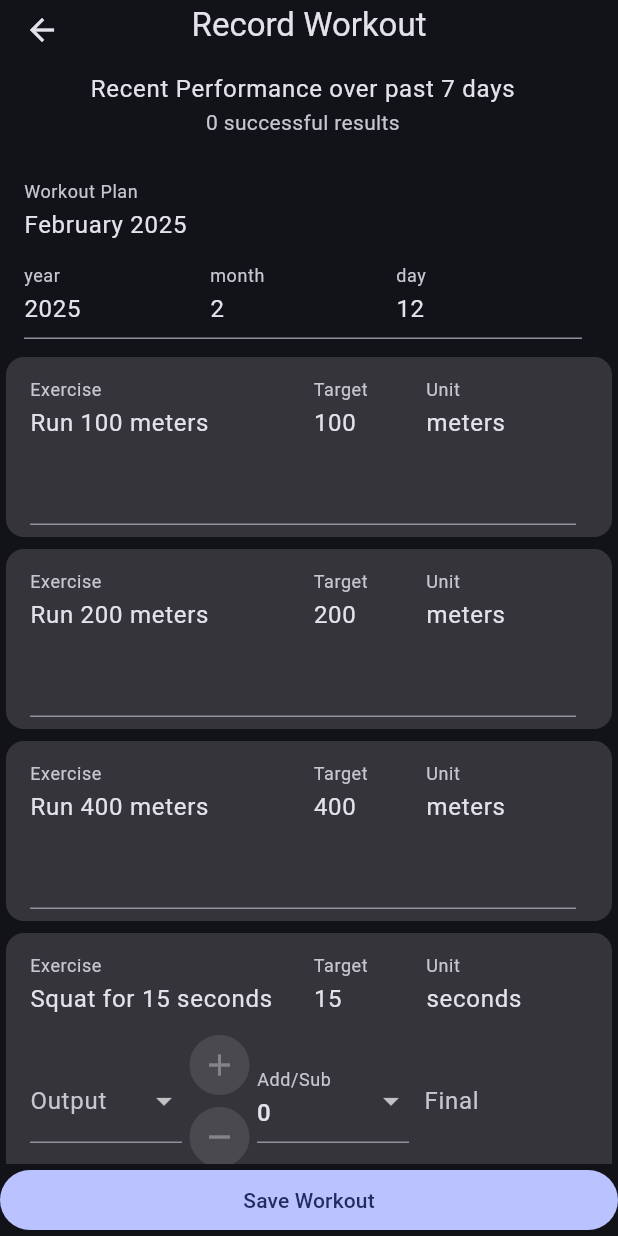
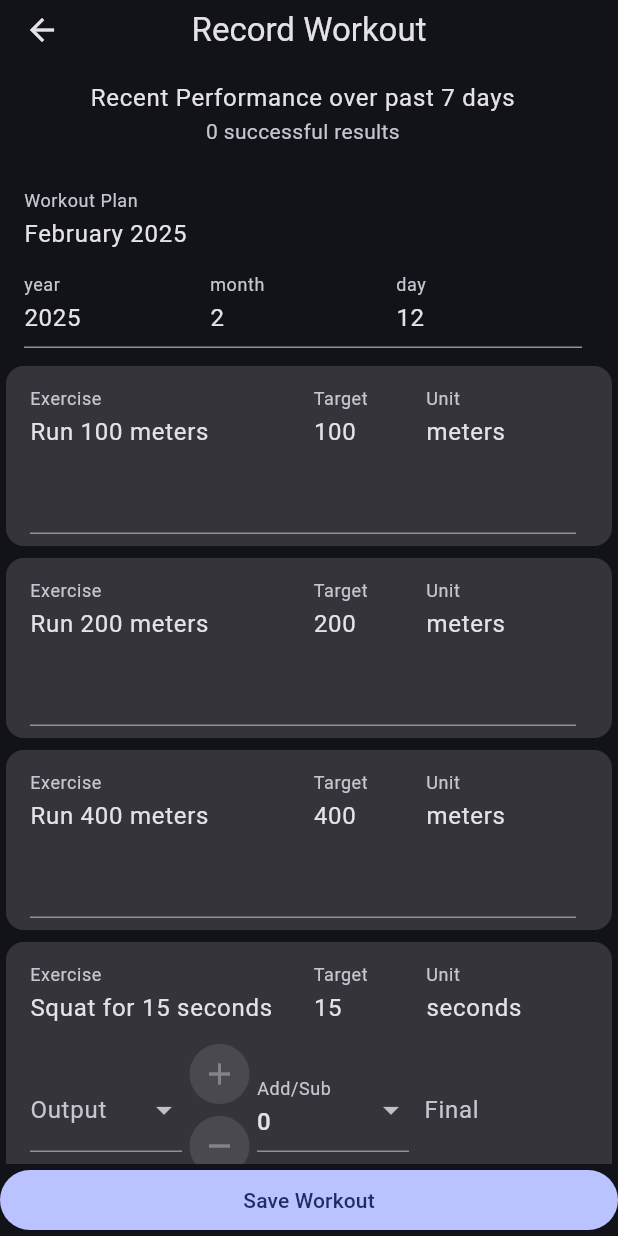
Before and after one commit to ngoantho/flutter-workout-app, a Flutter app: the screen it shows after launch, after a tap on "New Workout", on a phone screen of 412 x 824 dp. Run offline on Flutter 3.47's test engine with Material 3 defaults, Android fonts, the phone set to English and light mode, and no system bars.

Commit message:
recent perf: use toolbar height

```diff
--- a/lib/widgets/recent_performance.dart
+++ b/lib/widgets/recent_performance.dart
@@ -42,5 +42,5 @@ class RecentPerformance extends StatelessWidget implements PreferredSizeWidget {
   }
 
   @override
-  Size get preferredSize => Size.fromHeight(50);
+  Size get preferredSize => Size.fromHeight(kToolbarHeight);
 }
```
